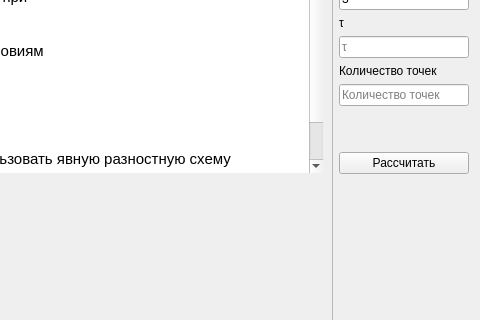
The window that Teplo/teplo.ui (sm4ll-3gg/UNumericalMethods) describes before a commit, drawn with Qt 5; both pictures show x 317 to 797 and y 91 to 411 of the 797 by 498 pixel window.
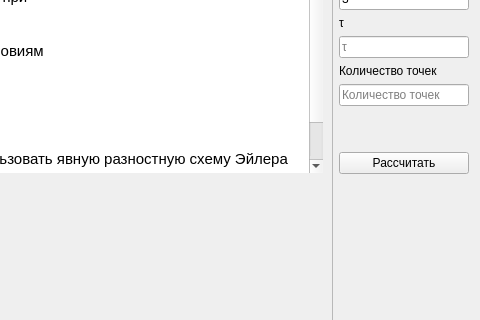
The same window after the commit. Custom widgets are drawn as their Qt base class.

```diff
--- a/Teplo/teplo.ui
+++ b/Teplo/teplo.ui
@@ -120,7 +120,7 @@
 &lt;p style=&quot; margin-top:0px; margin-bottom:0px; margin-left:0px; margin-right:0px; -qt-block-indent:0; text-indent:0px;&quot;&gt;и начальному условию&lt;/p&gt;
 &lt;p style=&quot; margin-top:0px; margin-bottom:0px; margin-left:0px; margin-right:0px; -qt-block-indent:0; text-indent:0px;&quot;&gt;&lt;span style=&quot; font-style:italic;&quot;&gt;u(x, 0) = 4sin(2πx)cos&lt;/span&gt;&lt;span style=&quot; font-style:italic; vertical-align:super;&quot;&gt;2&lt;/span&gt;&lt;span style=&quot; font-style:italic;&quot;&gt;(πx);&lt;/span&gt;&lt;/p&gt;
 &lt;p style=&quot; margin-top:0px; margin-bottom:0px; margin-left:0px; margin-right:0px; -qt-block-indent:0; text-indent:0px;&quot;&gt;&lt;span style=&quot; font-weight:600; font-style:italic;&quot;&gt;Примечание:&lt;/span&gt;&lt;/p&gt;
-&lt;p style=&quot; margin-top:0px; margin-bottom:0px; margin-left:0px; margin-right:0px; -qt-block-indent:0; text-indent:0px;&quot;&gt;Для решения данной задачи будем использовать явную разностную схему&lt;/p&gt;
+&lt;p style=&quot; margin-top:0px; margin-bottom:0px; margin-left:0px; margin-right:0px; -qt-block-indent:0; text-indent:0px;&quot;&gt;Для решения данной задачи будем использовать явную разностную схему Эйлера&lt;/p&gt;
 &lt;p style=&quot; margin-top:0px; margin-bottom:0px; margin-left:0px; margin-right:0px; -qt-block-indent:0; text-indent:0px;&quot;&gt;	@&lt;/p&gt;
 &lt;p style=&quot; margin-top:0px; margin-bottom:0px; margin-left:0px; margin-right:0px; -qt-block-indent:0; text-indent:0px;&quot;&gt;	 |&lt;/p&gt;
 &lt;p style=&quot; margin-top:0px; margin-bottom:0px; margin-left:0px; margin-right:0px; -qt-block-indent:0; text-indent:0px;&quot;&gt;             @--@--@&lt;/p&gt;&lt;/body&gt;&lt;/html&gt;</string>
```
